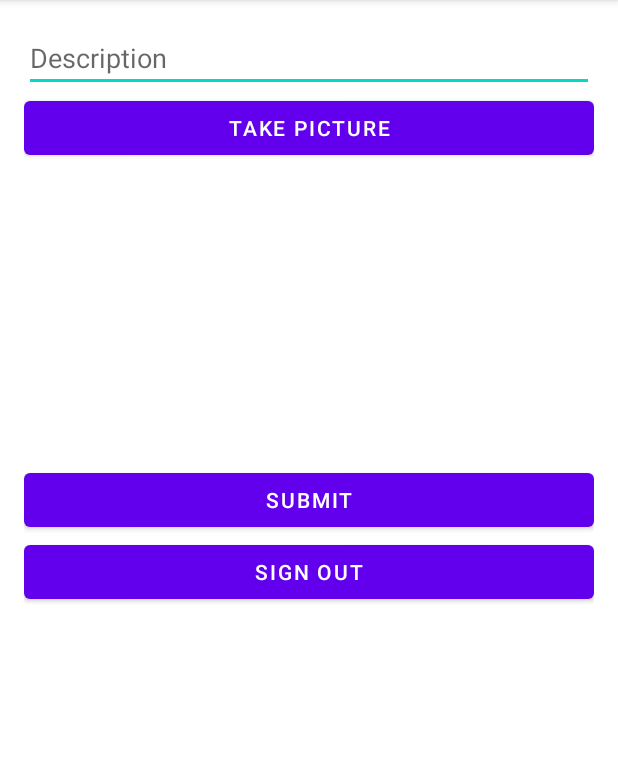
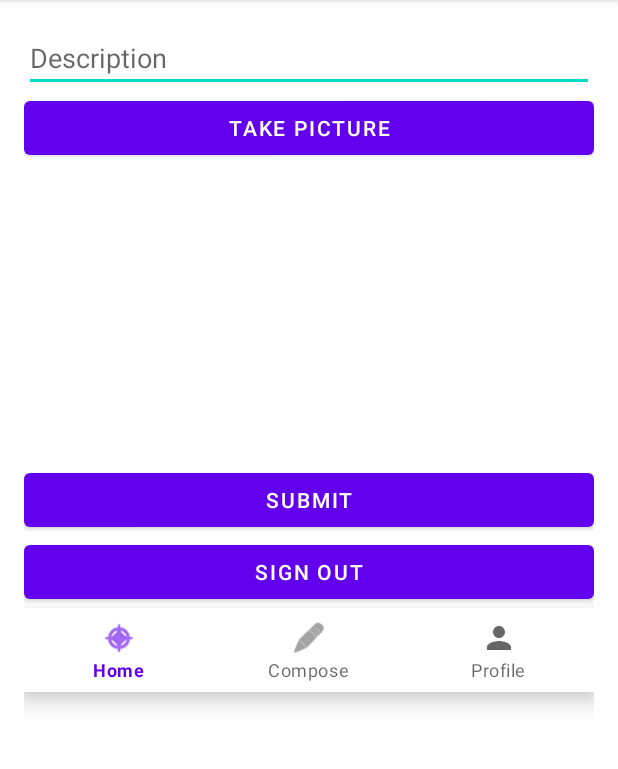
Before and after one commit to minaguirguis/Instagram-Clone, an Android app: the MainActivity screen opened directly, with no data from a screen before it, after a tap on "TAKE PICTURE", on a phone screen of 412 x 824 dp, the part 84-853 px from its top. Run offline under Robolectric (Android 15) with nearby library versions, the phone set to English and light mode, and no system bars; libraries missing offline, so code that uses them is left out: com.parse; 1 statement that could not run was skipped.

Commit message:
Finished another part

```diff
--- a/app/build.gradle
+++ b/app/build.gradle
@@ -37,4 +37,6 @@ dependencies {
     androidTestImplementation 'androidx.test.ext:junit:1.1.2'
     androidTestImplementation 'androidx.test.espresso:espresso-core:3.3.0'
     implementation "com.github.parse-community.Parse-SDK-Android:parse:1.18.5"
+    implementation "androidx.appcompat:appcompat:${appCompatVersion}"
+    implementation "com.google.android.material:material:${designSupportVersion}"
 }
--- a/app/src/main/java/com/example/instagramclone/MainActivity.java
+++ b/app/src/main/java/com/example/instagramclone/MainActivity.java
@@ -1,8 +1,10 @@
 package com.example.instagramclone;
 
+import androidx.annotation.NonNull;
 import androidx.annotation.Nullable;
 import androidx.appcompat.app.AppCompatActivity;
 import androidx.core.content.FileProvider;
+import androidx.fragment.app.Fragment;
 
 import android.content.Intent;
 import android.graphics.Bitmap;
@@ -13,12 +15,14 @@ import android.os.Bundle;
 import android.os.Environment;
 import android.provider.MediaStore;
 import android.util.Log;
+import android.view.MenuItem;
 import android.view.View;
 import android.widget.Button;
 import android.widget.EditText;
 import android.widget.ImageView;
 import android.widget.Toast;
 
+import com.google.android.material.bottomnavigation.BottomNavigationView;
 import com.parse.FindCallback;
 import com.parse.ParseException;
 import com.parse.ParseFile;
@@ -38,6 +42,7 @@ public class MainActivity extends AppCompatActivity {
     private Button btnCaptureImage;
     private ImageView ivPostImage;
     private Button btnSubmit;
+    private BottomNavigationView bottomNavigationView;
     private Button btnSignOut;
     private File photoFile;
     public String photoFileName = "photo.jpg";
@@ -53,6 +58,7 @@ public class MainActivity extends AppCompatActivity {
         ivPostImage = findViewById(R.id.ivPostImage);
         btnSubmit = findViewById(R.id.btnSubmit);
         btnSignOut = findViewById(R.id.btnSignOut);
+        bottomNavigationView = findViewById(R.id.bottomNavigation);
 
         btnCaptureImage.setOnClickListener(new View.OnClickListener() {
             @Override
@@ -88,6 +94,28 @@ public class MainActivity extends AppCompatActivity {
                 ivPostImage.setImageResource(0);
             }
         });
+        bottomNavigationView.setOnNavigationItemSelectedListener(new BottomNavigationView.OnNavigationItemSelectedListener() {
+            @Override
+            public boolean onNavigationItemSelected(@NonNull MenuItem menuItem) {
+                Fragment fragment;
+                switch (menuItem.getItemId()) {
+                    case R.id.action_home:
+                        Toast.makeText(MainActivity.this, "Home", Toast.LENGTH_SHORT).show();
+                        Log.e(TAG, "test");
+                        break;
+                    case R.id.action_compose:
+                        Toast.makeText(MainActivity.this, "Compose", Toast.LENGTH_SHORT).show();
+                        break;
+                    case R.id.action_profile:
+                        Toast.makeText(MainActivity.this, "Profile", Toast.LENGTH_SHORT).show();
+                        break;
+                    default:
+
+                        break;
+                }
+                return true;
+            }
+        });
     }
 
 
@@ -110,13 +138,13 @@ public class MainActivity extends AppCompatActivity {
         // If you call startActivityForResult() using an intent that no app can handle, your app will crash.
         // So as long as the result is not null, it's safe to use the intent.
         startActivityForResult(intent, CAPTURE_IMAGE_ACTIVITY_REQUEST_CODE);
-//        if (intent.resolveActivity(getPackageManager()) != null) {
-//            Log.i(TAG, "Taking pic");
-//            // Start the image capture intent to take photo
-//
-//        } else {
-//            Log.i(TAG, "not working ");
-//        }
+        if (intent.resolveActivity(getPackageManager()) != null) {
+            Log.i(TAG, "Taking pic");
+            // Start the image capture intent to take photo
+
+        } else {
+            Log.i(TAG, "not working ");
+        }
     }
 
     @Override
--- /dev/null
+++ b/app/src/main/res/drawable/ic_baseline_person_24.xml
@@ -0,0 +1,10 @@
+<vector xmlns:android="http://schemas.android.com/apk/res/android"
+    android:width="24dp"
+    android:height="24dp"
+    android:viewportWidth="24"
+    android:viewportHeight="24"
+    android:tint="?attr/colorControlNormal">
+  <path
+      android:fillColor="@android:color/white"
+      android:pathData="M12,12c2.21,0 4,-1.79 4,-4s-1.79,-4 -4,-4 -4,1.79 -4,4 1.79,4 4,4zM12,14c-2.67,0 -8,1.34 -8,4v2h16v-2c0,-2.66 -5.33,-4 -8,-4z"/>
+</vector>
--- a/app/src/main/res/layout/activity_main.xml
+++ b/app/src/main/res/layout/activity_main.xml
@@ -39,4 +39,12 @@
         android:layout_height="wrap_content"
         android:text="Sign Out" />
 
+
+    <com.google.android.material.bottomnavigation.BottomNavigationView
+        android:id="@+id/bottomNavigation"
+        android:layout_width="match_parent"
+        android:layout_height="wrap_content"
+        android:layout_alignParentBottom="true"
+        app:menu="@menu/menu_bottom_navigation" />
+
 </LinearLayout>
--- /dev/null
+++ b/app/src/main/res/menu/menu_bottom_navigation.xml
@@ -0,0 +1,20 @@
+<?xml version="1.0" encoding="utf-8"?>
+<menu xmlns:app="http://schemas.android.com/apk/res-auto"
+    xmlns:android="http://schemas.android.com/apk/res/android">
+
+    <item
+        android:id="@+id/action_home"
+        android:icon="@android:drawable/ic_menu_compass"
+        android:title="Home"
+        app:showAsAction="always" />
+    <item
+        android:id="@+id/action_compose"
+        android:icon="@android:drawable/ic_menu_edit"
+        android:title="Compose"
+        app:showAsAction="always" />
+    <item
+        android:id="@+id/action_profile"
+        android:icon="@drawable/ic_baseline_person_24"
+        android:title="Profile"
+        app:showAsAction="always" />
+</menu>
--- a/build.gradle
+++ b/build.gradle
@@ -23,3 +23,8 @@ allprojects {
 task clean(type: Delete) {
     delete rootProject.buildDir
 }
+
+ext {
+    appCompatVersion = '1.0.0'
+    designSupportVersion = '1.0.0'
+}
```
